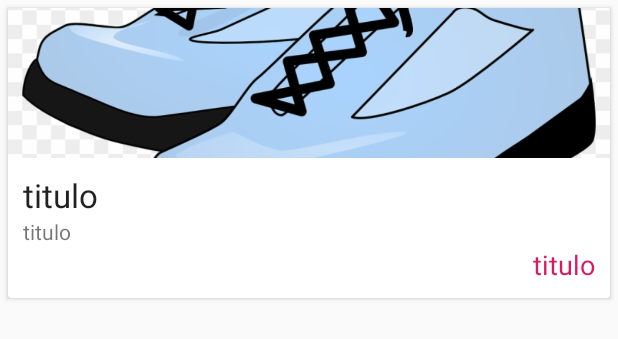
After one commit to jaimelombanag/platziShop, an Android app: the layout item_landing.xml on its own in the app's theme, with its tools: preview values and no code run, on a phone screen of 412 x 824 dp. The commit adds this screen. Shown: the top 339 px of the screen. Run offline under Robolectric (Android 15) with nearby library versions, the phone set to English and light mode, and no system bars.

Commit message:
Lista de item de la tienda

```diff
--- /dev/null
+++ b/Platzi/app/src/main/java/com/jaime/shopplatzi/item_landing.kt
@@ -0,0 +1,4 @@
+package com.jaime.shopplatzi
+
+
+data class ItemLanding(val title:String, val desc:String, val price:Double)
--- /dev/null
+++ b/Platzi/app/src/main/res/layout/item_landing.xml
@@ -0,0 +1,57 @@
+<?xml version="1.0" encoding="utf-8"?>
+<androidx.cardview.widget.CardView
+        xmlns:android="http://schemas.android.com/apk/res/android" xmlns:tools="http://schemas.android.com/tools"
+        android:orientation="vertical"
+        android:layout_width="match_parent"
+        android:layout_height="wrap_content"
+        android:layout_margin="5dp">
+
+    <LinearLayout
+            android:layout_width="match_parent"
+            android:layout_height="wrap_content"
+            android:orientation="vertical">
+
+        <ImageView
+                android:layout_width="match_parent"
+                android:layout_height="100dp"
+                android:scaleType="centerCrop"
+                android:src="@drawable/shoe_placeholder"/>
+
+
+       <LinearLayout
+               android:layout_width="match_parent"
+               android:layout_height="wrap_content"
+               android:padding="10dp"
+               android:orientation="vertical">
+
+           <TextView
+                   android:id="@+id/txtTitleItem"
+                   android:layout_width="wrap_content"
+                   android:layout_height="wrap_content"
+                   tools:text="titulo" android:textAppearance="@style/TextAppearance.AppCompat.Large"/>
+
+           <TextView
+                   android:id="@+id/txtDescItem"
+                   android:layout_width="wrap_content"
+                   android:layout_height="wrap_content"
+                   tools:text="titulo" android:textAppearance="@style/TextAppearance.AppCompat.Small"/>
+
+           <TextView
+                   android:id="@+id/txtPriceItem"
+                   android:layout_width="wrap_content"
+                   android:layout_height="wrap_content"
+                   tools:text="titulo"
+                   android:textColor="@color/colorAccent"
+                   android:textAppearance="@style/TextAppearance.AppCompat.Medium"
+                   android:layout_gravity="end"/>
+
+
+
+
+       </LinearLayout>
+
+
+
+    </LinearLayout>
+
+</androidx.cardview.widget.CardView>
--- a/Platzi/app/src/main/res/values/strings.xml
+++ b/Platzi/app/src/main/res/values/strings.xml
@@ -1,3 +1,7 @@
 <resources>
     <string name="app_name">ShopPlatzi</string>
+    <string name="appbar_scroll">Aca va un String</string>
+
+
+
 </resources>
```
Also changed, not shown: Platzi/app/src/main/java/com/jaime/shopplatzi/AdapterLanding.kt (added, +34 -0 lines), Platzi/app/src/main/java/com/jaime/shopplatzi/MainActivity.kt (+11 -0 lines), Platzi/app/src/main/java/com/jaime/shopplatzi/Utils.kt (+7 -0 lines), Platzi/app/src/main/res/layout/activity_main.xml (+4 -4 lines), Platzi/app/src/main/res/drawable/shoe_placeholder.png (added), 1 other file.
